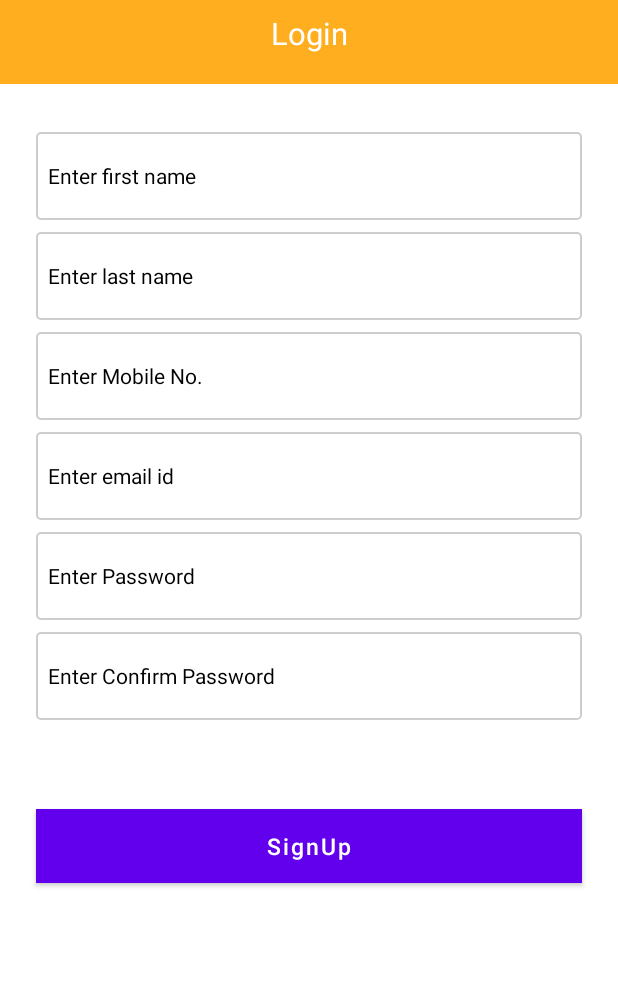
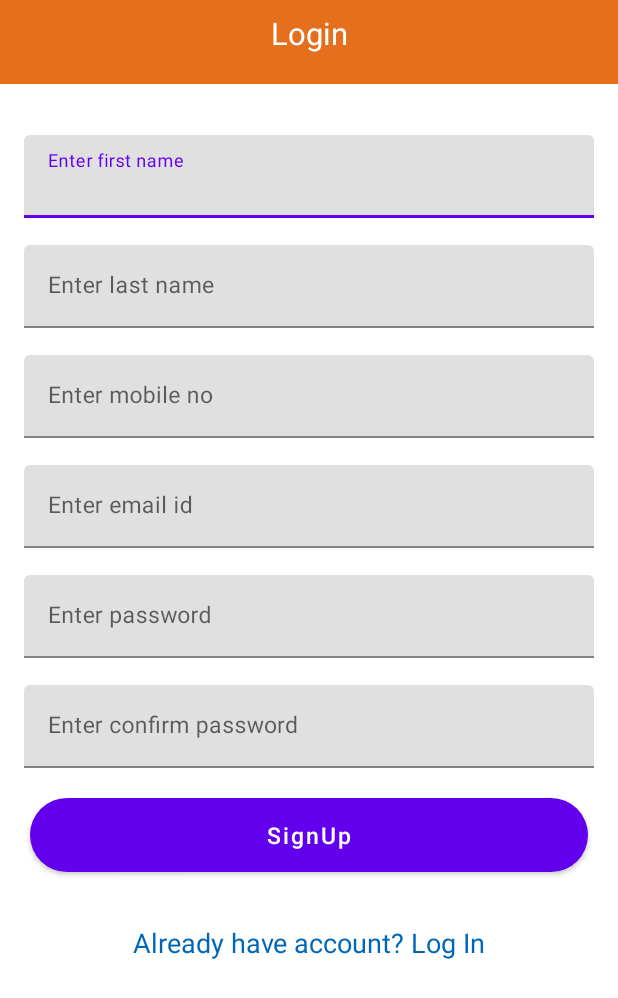
Before and after one commit to mwravi/Care-India, an Android app: the layout activity_signup.xml on its own in the app's theme, with its tools: preview values and no code run, on a phone screen of 412 x 824 dp. Shown: the top 998 px of the screen. Run offline under Robolectric (Android 15) with nearby library versions, the phone set to English and light mode, and no system bars.

Commit message:
first commit

```diff
--- a/app/src/main/java/com/Careindia/lifeskills/views/activities/LoginActivity.kt
+++ b/app/src/main/java/com/Careindia/lifeskills/views/activities/LoginActivity.kt
@@ -15,8 +15,6 @@ class LoginActivity : AppCompatActivity() {
 
 
 
-
-
         btn_login.setOnClickListener {
             var intent = Intent(this, SignupActivity::class.java)
             startActivity(intent)
--- a/app/src/main/java/com/Careindia/lifeskills/views/activities/SignupActivity.kt
+++ b/app/src/main/java/com/Careindia/lifeskills/views/activities/SignupActivity.kt
@@ -1,8 +1,9 @@
 package com.Careindia.lifeskills.views.activities
 
+import android.os.Bundle
 import androidx.appcompat.app.AppCompatActivity
-import android.os.Bundle
 import com.Careindia.lifeskills.R
+import kotlinx.android.synthetic.main.toolbar_layout.*
 
 class SignupActivity : AppCompatActivity() {
 
@@ -12,7 +13,7 @@ class SignupActivity : AppCompatActivity() {
         setContentView(R.layout.activity_signup)
 
 
-
+        tv_title.text = "SignUp"
 
 
     }
--- a/app/src/main/res/drawable/btn_background.xml
+++ b/app/src/main/res/drawable/btn_background.xml
@@ -1,8 +1,11 @@
 <?xml version="1.0" encoding="utf-8"?>
-<shape xmlns:android="http://schemas.android.com/apk/res/android"
+<shape
+    xmlns:android="http://schemas.android.com/apk/res/android"
     android:shape="rectangle">
-
-    <solid
-        android:color="@color/button_bgcolor"/>
-
+    <corners
+        android:radius="25dp"/>
+    <gradient
+        android:angle="225"
+        android:endColor="@android:color/holo_orange_dark"
+        android:startColor="@android:color/holo_orange_light"/>
 </shape>
--- a/app/src/main/res/layout/activity_signup.xml
+++ b/app/src/main/res/layout/activity_signup.xml
@@ -16,100 +16,154 @@
         app:layout_constraintTop_toTopOf="parent" />
 
 
-    <EditText
-        android:id="@+id/etfname"
-        style="@style/LoginEdittextStyle"
-        android:layout_marginStart="24dp"
-        android:layout_marginTop="32dp"
-        android:layout_marginEnd="24dp"
-        android:background="@drawable/edt_bg"
-        android:hint="Enter first name"
-        android:inputType="text"
+    <com.google.android.material.textfield.TextInputLayout
+        android:id="@+id/fnameError"
+        style="@style/TextInputLayout"
+        android:layout_marginStart="16dp"
+        android:layout_marginTop="24dp"
+        android:layout_marginEnd="16dp"
         app:layout_constraintEnd_toEndOf="parent"
         app:layout_constraintHorizontal_bias="1.0"
         app:layout_constraintStart_toStartOf="parent"
-        app:layout_constraintTop_toBottomOf="@+id/include" />
+        app:layout_constraintTop_toBottomOf="@+id/include">
 
-    <EditText
-        android:id="@+id/etlast"
-        style="@style/LoginEdittextStyle"
-        android:layout_marginStart="24dp"
+        <EditText
+            android:id="@+id/etfname"
+            style="@style/EditTextStyle"
+            android:hint="Enter first name"
+            android:inputType="text"
+            android:maxLines="1"
+            android:singleLine="true" />
+
+    </com.google.android.material.textfield.TextInputLayout>
+
+<com.google.android.material.textfield.TextInputLayout
+        android:id="@+id/lnameError"
+        style="@style/TextInputLayout"
+        android:layout_marginStart="16dp"
         android:layout_marginTop="8dp"
-        android:layout_marginEnd="24dp"
-        android:background="@drawable/edt_bg"
-        android:hint="Enter last name"
-        android:inputType="text"
+        android:layout_marginEnd="16dp"
         app:layout_constraintEnd_toEndOf="parent"
         app:layout_constraintHorizontal_bias="1.0"
         app:layout_constraintStart_toStartOf="parent"
-        app:layout_constraintTop_toBottomOf="@+id/etfname" />
+        app:layout_constraintTop_toBottomOf="@+id/fnameError">
 
-    <EditText
-        android:id="@+id/etphone"
-        style="@style/LoginEdittextStyle"
-        android:layout_marginStart="24dp"
+        <EditText
+            android:id="@+id/etlastname"
+            style="@style/EditTextStyle"
+            android:hint="Enter last name"
+            android:inputType="text"
+            android:maxLines="1"
+            android:singleLine="true" />
+
+    </com.google.android.material.textfield.TextInputLayout>
+
+
+<com.google.android.material.textfield.TextInputLayout
+        android:id="@+id/phoneError"
+        style="@style/TextInputLayout"
+        android:layout_marginStart="16dp"
         android:layout_marginTop="8dp"
-        android:layout_marginEnd="24dp"
-        android:background="@drawable/edt_bg"
-        android:hint="Enter Mobile No."
-        android:inputType="text"
+        android:layout_marginEnd="16dp"
         app:layout_constraintEnd_toEndOf="parent"
         app:layout_constraintHorizontal_bias="1.0"
         app:layout_constraintStart_toStartOf="parent"
-        app:layout_constraintTop_toBottomOf="@+id/etlast" />
+        app:layout_constraintTop_toBottomOf="@+id/lnameError">
 
-    <EditText
-        android:id="@+id/etemail"
-        style="@style/LoginEdittextStyle"
-        android:layout_marginStart="24dp"
+        <EditText
+            android:id="@+id/etphone"
+            style="@style/EditTextStyle"
+            android:hint="Enter mobile no"
+            android:inputType="text"
+            android:maxLines="1"
+            android:singleLine="true" />
+
+    </com.google.android.material.textfield.TextInputLayout>
+
+<com.google.android.material.textfield.TextInputLayout
+        android:id="@+id/emailError"
+        style="@style/TextInputLayout"
+        android:layout_marginStart="16dp"
         android:layout_marginTop="8dp"
-        android:layout_marginEnd="24dp"
-        android:background="@drawable/edt_bg"
-        android:hint="Enter email id"
-        android:inputType="text"
+        android:layout_marginEnd="16dp"
         app:layout_constraintEnd_toEndOf="parent"
-        app:layout_constraintHorizontal_bias="0.0"
+        app:layout_constraintHorizontal_bias="1.0"
         app:layout_constraintStart_toStartOf="parent"
-        app:layout_constraintTop_toBottomOf="@+id/etphone" />
+        app:layout_constraintTop_toBottomOf="@+id/phoneError">
 
-    <EditText
-        android:id="@+id/etpwd"
-        style="@style/LoginEdittextStyle"
-        android:layout_marginStart="24dp"
+        <EditText
+            android:id="@+id/etemail"
+            style="@style/EditTextStyle"
+            android:hint="Enter email id"
+            android:inputType="textEmailAddress"
+            android:maxLines="1"
+            android:singleLine="true" />
+
+    </com.google.android.material.textfield.TextInputLayout>
+<com.google.android.material.textfield.TextInputLayout
+        android:id="@+id/pwdError"
+        style="@style/TextInputLayout"
+        android:layout_marginStart="16dp"
         android:layout_marginTop="8dp"
-        android:layout_marginEnd="24dp"
-        android:background="@drawable/edt_bg"
-        android:hint="Enter Password"
-        android:inputType="text"
+        android:layout_marginEnd="16dp"
         app:layout_constraintEnd_toEndOf="parent"
-        app:layout_constraintHorizontal_bias="0.0"
+        app:layout_constraintHorizontal_bias="1.0"
         app:layout_constraintStart_toStartOf="parent"
-        app:layout_constraintTop_toBottomOf="@+id/etemail" />
+        app:layout_constraintTop_toBottomOf="@+id/emailError">
 
-    <EditText
-        android:id="@+id/etCpwd"
-        style="@style/LoginEdittextStyle"
-        android:layout_marginStart="24dp"
+        <EditText
+            android:id="@+id/etpwd"
+            style="@style/EditTextStyle"
+            android:hint="Enter password"
+            android:inputType="textPassword"
+            android:maxLines="1"
+            android:singleLine="true" />
+
+    </com.google.android.material.textfield.TextInputLayout>
+<com.google.android.material.textfield.TextInputLayout
+        android:id="@+id/cpwdError"
+        style="@style/TextInputLayout"
+        android:layout_marginStart="16dp"
         android:layout_marginTop="8dp"
-        android:layout_marginEnd="24dp"
-        android:background="@drawable/edt_bg"
-        android:hint="Enter Confirm Password"
-        android:inputType="text"
+        android:layout_marginEnd="16dp"
         app:layout_constraintEnd_toEndOf="parent"
-        app:layout_constraintHorizontal_bias="0.0"
+        app:layout_constraintHorizontal_bias="1.0"
         app:layout_constraintStart_toStartOf="parent"
-        app:layout_constraintTop_toBottomOf="@+id/etpwd" />
+        app:layout_constraintTop_toBottomOf="@+id/pwdError">
+
+        <EditText
+            android:id="@+id/etcpwd"
+            style="@style/EditTextStyle"
+            android:hint="Enter confirm password"
+            android:inputType="textPassword"
+            android:maxLines="1"
+            android:singleLine="true" />
+
+    </com.google.android.material.textfield.TextInputLayout>
 
     <Button
         android:id="@+id/btn_signup"
         style="@style/ButtonTextStyle"
-        android:layout_marginStart="24dp"
-        android:layout_marginTop="59dp"
-        android:layout_marginEnd="24dp"
+        android:layout_margin="20dp"
+        android:layout_marginStart="20dp"
+        android:layout_marginTop="80dp"
+        android:layout_marginEnd="20dp"
+        android:background="@drawable/btn_background"
         android:text="@string/signup"
         app:layout_constraintEnd_toEndOf="parent"
         app:layout_constraintStart_toStartOf="parent"
-        app:layout_constraintTop_toBottomOf="@+id/etCpwd" />
+        app:layout_constraintTop_toBottomOf="@+id/cpwdError" />
 
 
+    <TextView
+        android:id="@+id/login"
+        style="@style/TextViewStyle"
+        android:layout_marginTop="32dp"
+        android:gravity="center"
+        android:text="@string/act_login"
+        android:textColor="@color/blue"
+        app:layout_constraintEnd_toEndOf="parent"
+        app:layout_constraintStart_toStartOf="parent"
+        app:layout_constraintTop_toBottomOf="@+id/btn_signup" />
+
 </androidx.constraintlayout.widget.ConstraintLayout>
--- a/app/src/main/res/values/colors.xml
+++ b/app/src/main/res/values/colors.xml
@@ -1,6 +1,6 @@
 <?xml version="1.0" encoding="utf-8"?>
 <resources>
-    <color name="colorPrimary">#FEAE1E</color>
+    <color name="colorPrimary">#e4701d</color>
     <color name="colorPrimaryDark">#000000</color>
     <color name="colorAccent">#000000</color>
 
@@ -12,9 +12,13 @@
     <color name="black">#FF000000</color>
     <color name="white">#FFFFFFFF</color>
 
+
     <color name="btnunPressed">#F7F7F7</color>
     <color name="light_gray">#CECDCD</color>
     <color name="grey">#DADADA</color>
     <color name="button_bgcolor">#FEAE1E</color>
     <color name="btnPressed">#23B574</color>
+    <color name="blue">#0067b8</color>
+    <color name="darkgrey">#808080</color>
+    <color name="LightGrey">#e1e1e1</color>
 </resources>
--- a/app/src/main/res/values/strings.xml
+++ b/app/src/main/res/values/strings.xml
@@ -5,4 +5,6 @@
     <string name="password">Password</string>
     <string name="btn_login">Login</string>
     <string name="signup">SignUp</string>
+    <string name="create_new">Click here for register</string>
+    <string name="act_login">Already have account? Log In</string>
 </resources>
--- a/build.gradle
+++ b/build.gradle
@@ -7,7 +7,7 @@ buildscript {
     }
     dependencies {
         classpath "com.android.tools.build:gradle:7.0.2"
-        classpath "org.jetbrains.kotlin:kotlin-gradle-plugin:1.3.61"
+        classpath "org.jetbrains.kotlin:kotlin-gradle-plugin:1.5.31"
 
         // NOTE: Do not place your application dependencies here; they belong
         // in the individual module build.gradle files
```
Also changed, not shown: app/src/main/res/layout/activity_login.xml (+52 -48 lines), app/src/main/res/values/styles.xml (+52 -91 lines), gradle.properties (line endings or trailing spaces).
